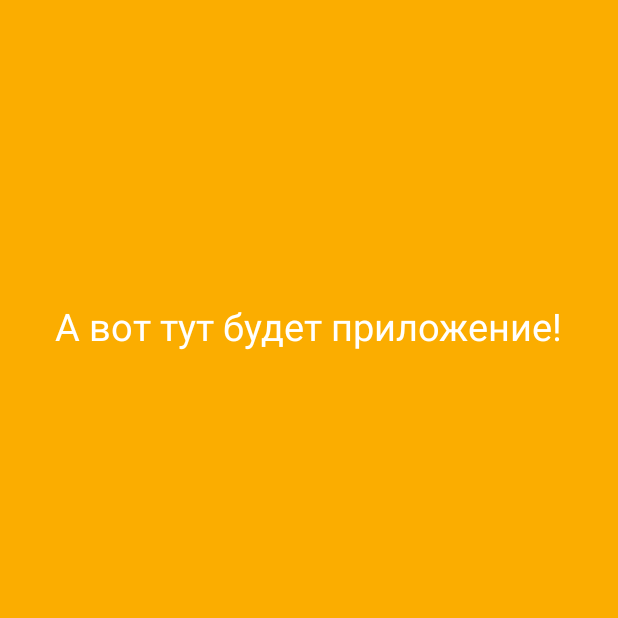
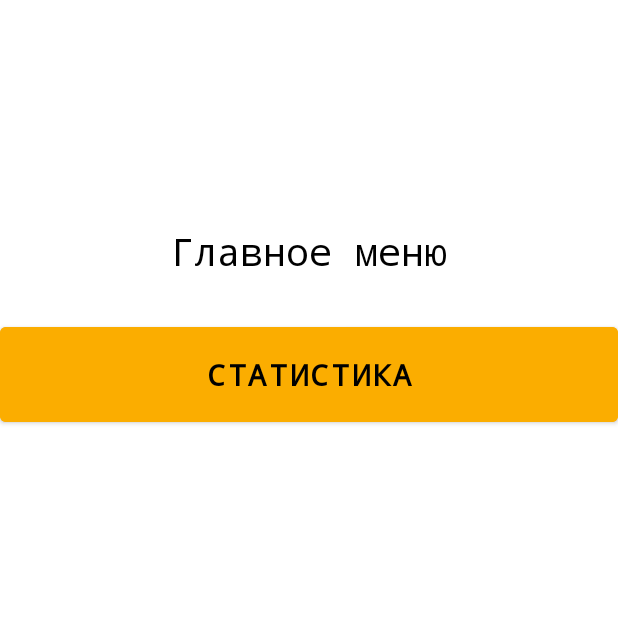
Before and after one commit to dumonten/FinancePRO, an Android app: the MainActivity screen opened directly, with no data from a screen before it, on a phone screen of 412 x 824 dp, the top half of it. Run offline under Robolectric (Android 15) with nearby library versions, the phone set to English and light mode, and no system bars.

Commit message:
TimeIntervals Through Activity

```diff
--- a/app/src/main/java/com/example/anotherversion/MainActivity.java
+++ b/app/src/main/java/com/example/anotherversion/MainActivity.java
@@ -2,13 +2,26 @@ package com.example.anotherversion;
 
 import androidx.appcompat.app.AppCompatActivity;
 
+import android.content.Intent;
 import android.os.Bundle;
+import android.view.View;
+import android.widget.Button;
 
 public class MainActivity extends AppCompatActivity {
-
+    Button btnStat;
     @Override
     protected void onCreate(Bundle savedInstanceState) {
         super.onCreate(savedInstanceState);
         setContentView(R.layout.activity_main);
+
+        btnStat = (Button) findViewById(R.id.toTime);
+
+        btnStat.setOnClickListener(new View.OnClickListener() {
+            @Override
+            public void onClick(View v) {
+                Intent intent = new Intent(getApplicationContext(), TimeIntervals.class);
+                startActivity(intent);
+            }
+        });
     }
 }
--- a/app/src/main/res/layout/activity_main.xml
+++ b/app/src/main/res/layout/activity_main.xml
@@ -6,21 +6,34 @@
     android:layout_width="match_parent"
     tools:context=".MainActivity"
     android:layout_height="match_parent"
-    android:background="@color/orange">
+    android:background="@color/white" >
 
-
+    <!-- Up to change text if needed -->
     <TextView
         android:id="@+id/name"
         android:layout_width="wrap_content"
         android:layout_height="wrap_content"
         android:layout_centerHorizontal="true"
         android:layout_marginHorizontal="10dp"
-        android:layout_marginTop="200dp"
-        android:text="А вот тут будет приложение!"
-        android:textColor="@color/white"
+        android:layout_marginTop="150dp"
+        android:text="Главное меню"
+        android:fontFamily="monospace"
+        android:textColor="@color/black"
         android:textSize="25sp" />
 
-
-
+    <Button
+        android:id="@+id/toTime"
+        android:layout_width="match_parent"
+        android:layout_height="75dp"
+        android:layout_below="@id/name"
+        android:layout_marginBottom="98dp"
+        android:text="Статистика"
+        android:layout_centerHorizontal="true"
+        android:textColor="@color/black"
+        android:textSize="20sp"
+        android:layout_marginTop="27dp"
+        android:backgroundTint="@color/orange"
+        android:fontFamily="monospace"
+        android:textStyle="bold" />
 
 </RelativeLayout>
--- a/app/src/main/res/values/colors.xml
+++ b/app/src/main/res/values/colors.xml
@@ -9,6 +9,7 @@
     <color name="white">#FFFFFFFF</color>
     <color name="orange">#fbad00</color>
     <color name="light_orange">#fdd67f</color>
+    <color name="dark_purple">#450A45</color>
 
 
 </resources>
--- a/app/src/main/res/values/themes.xml
+++ b/app/src/main/res/values/themes.xml
@@ -13,4 +13,18 @@
         <item name="android:statusBarColor" tools:targetApi="l">?attr/colorPrimaryVariant</item>
         <!-- Customize your theme here. -->
     </style>
+
+    <style name="Theme.AnotherversionWithActionVar" parent="Theme.MaterialComponents.DayNight.DarkActionBar">
+        <!-- Primary brand color. -->
+        <item name="colorPrimary">@color/orange</item>
+        <item name="colorPrimaryVariant">@color/orange</item>
+        <item name="colorOnPrimary">@color/white</item>
+        <!-- Secondary brand color. -->
+        <item name="colorSecondary">@color/light_orange</item>
+        <item name="colorSecondaryVariant">@color/light_orange</item>
+        <item name="colorOnSecondary">@color/black</item>
+        <!-- Status bar color. -->
+        <item name="android:statusBarColor" tools:targetApi="l">?attr/colorPrimaryVariant</item>
+        <!-- Customize your theme here. -->
+    </style>
 </resources>
```
Also changed, not shown: app/src/main/AndroidManifest.xml (+5 -3 lines), app/src/main/java/com/example/anotherversion/TimeIntervals.java (added, +15 -0 lines), app/src/main/res/layout/activity_time_intervals.xml (added, +24 -0 lines).
